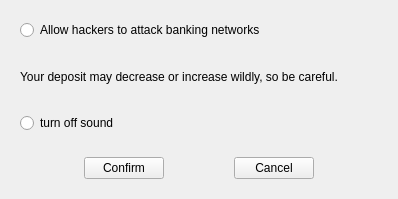
Qt form form/settings.ui (soda92/beijing_fushengji_rewrite) before a commit.
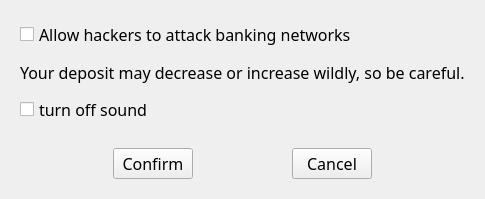
The same form after that commit.

The edit to the form file:
```diff
--- a/form/settings.ui
+++ b/form/settings.ui
@@ -13,6 +13,11 @@
   <property name="windowTitle">
    <string>Settings</string>
   </property>
+  <property name="styleSheet">
+   <string notr="true">QLabel, QPushButton, QTextBrowser, QGroupBox, QTextEdit, QRadioButton, QCheckBox {
+                font: 12pt MiSans;
+            }</string>
+  </property>
   <layout class="QVBoxLayout" name="verticalLayout_2">
    <item>
     <widget class="QWidget" name="widget" native="true">
@@ -24,7 +29,7 @@
      </property>
      <layout class="QVBoxLayout" name="verticalLayout">
       <item>
-       <widget class="QRadioButton" name="radioButton">
+       <widget class="QCheckBox" name="checkBox_2">
         <property name="text">
          <string>Allow hackers to attack banking networks</string>
         </property>
@@ -41,7 +46,7 @@
        </widget>
       </item>
       <item>
-       <widget class="QRadioButton" name="radioButton_2">
+       <widget class="QCheckBox" name="checkBox">
         <property name="text">
          <string>turn off sound</string>
         </property>
```
